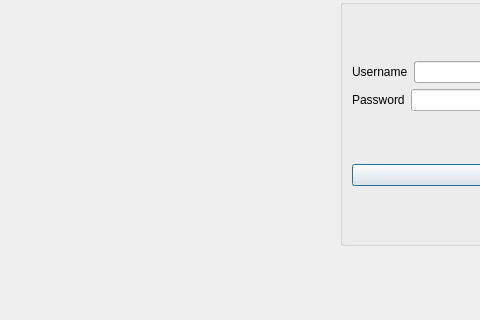
The window that Ifrad/waiter_opening.ui (Ridwan230/Restaurant-Management-System) describes before a commit, drawn with Qt 5; both pictures show x 0 to 480 and y 115 to 435 of the 692 by 435 pixel window.
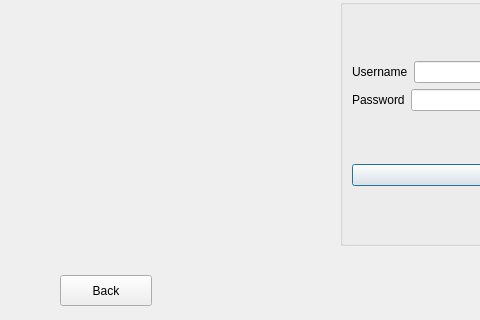
The same window after the commit.

```diff
--- a/Ifrad/waiter_opening.ui
+++ b/Ifrad/waiter_opening.ui
@@ -84,6 +84,19 @@
     <string/>
    </property>
   </widget>
+  <widget class="QPushButton" name="back_pushButton">
+   <property name="geometry">
+    <rect>
+     <x>60</x>
+     <y>390</y>
+     <width>92</width>
+     <height>31</height>
+    </rect>
+   </property>
+   <property name="text">
+    <string>Back</string>
+   </property>
+  </widget>
  </widget>
  <resources/>
  <connections/>
```
